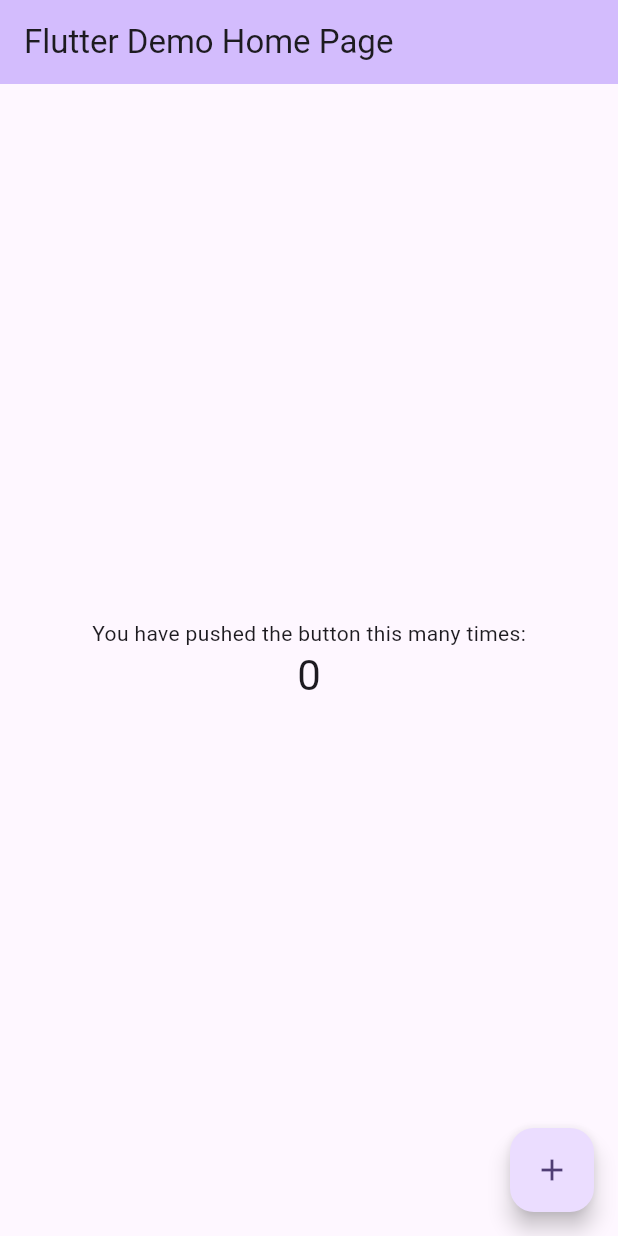
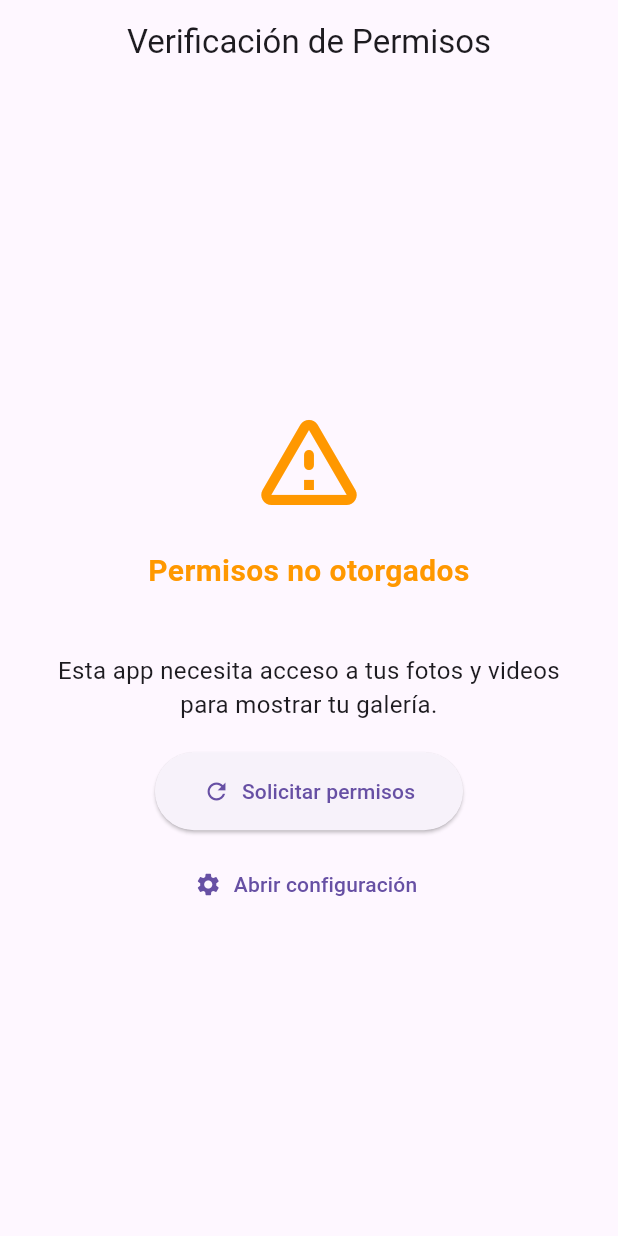
Before and after one commit to JaffaMAS/galeria_imagenes_videos, a Flutter app: the screen it shows after launch, on a phone screen of 412 x 824 dp. Run offline on Flutter 3.47's test engine with Material 3 defaults, Android fonts, the phone set to English and light mode, and no system bars; our stand-ins replace permission_handler; missing offline and left inert: photo_manager.

Commit message:
feat: Implementar manejo completo de permisos (Módulo 1 - Fase 2)
- Configurar permisos en AndroidManifest.xml para Android 13+ (Scoped Storage)
- Implementar PermissionService con requestPermissions() y handlePermissionDenied()
- Crear PermissionTestScreen con detección automática de permisos
- Agregar WidgetsBindingObserver para re-chequeo al volver de Configuración
- Resolver bucle infinito de verificación de permisos
- Implementar auto-cierre de diálogo al otorgar permisos
- Actualizar Kotlin a 2.1.0 en settings.gradle
- Usar PhotoManager.requestPermissionExtend() como método principal
- Agregar feedback visual (iconos, colores, SnackBar)
- Implementar flags de control (_isCheckingPermissions, _hasShownDialog, _isDialogOpen)

Dependencias:
- photo_manager: ^3.8.3
- permission_handler: ^12.0.1

Estado: Módulo 1 completo y funcional. Listo para Módulo 2 (Cargar y Listar Medios).

Nota: Ejecutar con --no-enable-impeller temporalmente debido a crash en Moto G31

```diff
--- a/lib/main.dart
+++ b/lib/main.dart
@@ -1,4 +1,7 @@
 import 'package:flutter/material.dart';
+import 'package:permission_handler/permission_handler.dart';
+import 'package:photo_manager/photo_manager.dart';
+import 'services/permission_service.dart';
 
 void main() {
   runApp(const MyApp());
@@ -7,119 +10,279 @@ void main() {
 class MyApp extends StatelessWidget {
   const MyApp({super.key});
 
-  // This widget is the root of your application.
   @override
   Widget build(BuildContext context) {
     return MaterialApp(
-      title: 'Flutter Demo',
+      title: 'Galería de Imágenes y Videos',
       theme: ThemeData(
-        // This is the theme of your application.
-        //
-        // TRY THIS: Try running your application with "flutter run". You'll see
-        // the application has a purple toolbar. Then, without quitting the app,
-        // try changing the seedColor in the colorScheme below to Colors.green
-        // and then invoke "hot reload" (save your changes or press the "hot
-        // reload" button in a Flutter-supported IDE, or press "r" if you used
-        // the command line to start the app).
-        //
-        // Notice that the counter didn't reset back to zero; the application
-        // state is not lost during the reload. To reset the state, use hot
-        // restart instead.
-        //
-        // This works for code too, not just values: Most code changes can be
-        // tested with just a hot reload.
-        colorScheme: ColorScheme.fromSeed(seedColor: Colors.deepPurple),
+        primarySwatch: Colors.blue,
         useMaterial3: true,
       ),
-      home: const MyHomePage(title: 'Flutter Demo Home Page'),
+      home: const PermissionTestScreen(),
+      debugShowCheckedModeBanner: false,
     );
   }
 }
 
-class MyHomePage extends StatefulWidget {
-  const MyHomePage({super.key, required this.title});
-
-  // This widget is the home page of your application. It is stateful, meaning
-  // that it has a State object (defined below) that contains fields that affect
-  // how it looks.
-
-  // This class is the configuration for the state. It holds the values (in this
-  // case the title) provided by the parent (in this case the App widget) and
-  // used by the build method of the State. Fields in a Widget subclass are
-  // always marked "final".
-
-  final String title;
+class PermissionTestScreen extends StatefulWidget {
+  const PermissionTestScreen({super.key});
 
   @override
-  State<MyHomePage> createState() => _MyHomePageState();
+  State<PermissionTestScreen> createState() => _PermissionTestScreenState();
 }
 
-class _MyHomePageState extends State<MyHomePage> {
-  int _counter = 0;
+class _PermissionTestScreenState extends State<PermissionTestScreen>
+    with WidgetsBindingObserver {
+  bool _permissionsGranted = false;
+  bool _isLoading = true;
+  bool _isCheckingPermissions = false;
+  bool _hasShownDialog = false;
+  bool _isDialogOpen = false; // ← NUEVO: Controla si el diálogo está abierto
+  String _statusMessage = 'Verificando permisos...';
 
-  void _incrementCounter() {
+  @override
+  void initState() {
+    super.initState();
+    WidgetsBinding.instance.addObserver(this);
+    _checkPermissions();
+  }
+
+  @override
+  void dispose() {
+    WidgetsBinding.instance.removeObserver(this);
+    super.dispose();
+  }
+
+  @override
+  void didChangeAppLifecycleState(AppLifecycleState state) {
+    if (state == AppLifecycleState.resumed) {
+      // Solo re-chequear si no estamos ya verificando y si habíamos mostrado el diálogo
+      if (!_isCheckingPermissions && _hasShownDialog) {
+        Future.delayed(const Duration(milliseconds: 500), () {
+          if (mounted) {
+            debugPrint('App resumed, rechecking permissions...');
+            _hasShownDialog = false;
+            _checkPermissions();
+          }
+        });
+      }
+    }
+  }
+
+  Future<void> _checkPermissions() async {
+    if (!mounted || _isCheckingPermissions) return;
+
     setState(() {
-      // This call to setState tells the Flutter framework that something has
-      // changed in this State, which causes it to rerun the build method below
-      // so that the display can reflect the updated values. If we changed
-      // _counter without calling setState(), then the build method would not be
-      // called again, and so nothing would appear to happen.
-      _counter++;
+      _isCheckingPermissions = true;
+      _isLoading = true;
+      _statusMessage = 'Verificando permisos...';
+    });
+
+    try {
+      final PermissionState ps = await PhotoManager.requestPermissionExtend();
+
+      debugPrint('PhotoManager permission state: ${ps.name}');
+
+      if (ps.isAuth || ps.hasAccess) {
+        // ← NUEVO: Si hay permisos y el diálogo está abierto, cerrarlo
+        if (_isDialogOpen && mounted) {
+          Navigator.of(context, rootNavigator: true).pop();
+          _isDialogOpen = false;
+        }
+
+        // Permisos otorgados
+        if (!mounted) return;
+        setState(() {
+          _permissionsGranted = true;
+          _isLoading = false;
+          _isCheckingPermissions = false;
+          _hasShownDialog = false;
+          _statusMessage = '¡Permisos otorgados correctamente!';
+        });
+
+        // Mostrar SnackBar de confirmación
+        ScaffoldMessenger.of(context).showSnackBar(
+          const SnackBar(
+            content: Text('✓ Permisos otorgados - Listo para cargar galería'),
+            backgroundColor: Colors.green,
+            duration: Duration(seconds: 2),
+          ),
+        );
+      } else {
+        // Permisos denegados o limitados
+        if (!mounted) return;
+        setState(() {
+          _permissionsGranted = false;
+          _isLoading = false;
+          _isCheckingPermissions = false;
+          _statusMessage = ps == PermissionState.denied
+              ? 'Permisos denegados permanentemente'
+              : 'Permisos no otorgados';
+        });
+
+        // Solo mostrar diálogo UNA VEZ si los permisos están permanentemente denegados
+        if (ps == PermissionState.denied &&
+            !_hasShownDialog &&
+            !_isDialogOpen) {
+          _hasShownDialog = true;
+          _showPermanentDenialDialog();
+        }
+      }
+    } catch (e) {
+      debugPrint('Error al verificar permisos: $e');
+      if (!mounted) return;
+
+      setState(() {
+        _permissionsGranted = false;
+        _isLoading = false;
+        _isCheckingPermissions = false;
+        _statusMessage = 'Error al verificar permisos';
+      });
+
+      ScaffoldMessenger.of(context).showSnackBar(
+        SnackBar(
+          content: Text('Error: $e'),
+          backgroundColor: Colors.red,
+        ),
+      );
+    }
+  }
+
+  void _showPermanentDenialDialog() {
+    _isDialogOpen = true; // ← NUEVO: Marcar que el diálogo está abierto
+
+    showDialog(
+      context: context,
+      barrierDismissible: false,
+      builder: (context) => AlertDialog(
+        title: const Text('Permisos requeridos'),
+        content: const Text(
+          'La app necesita acceso a fotos y videos para funcionar. '
+          'Por favor, habilita los permisos en Configuración.',
+        ),
+        actions: [
+          TextButton(
+            onPressed: () {
+              Navigator.pop(context);
+              _isDialogOpen = false; // ← NUEVO: Marcar que se cerró
+              setState(() => _hasShownDialog = false);
+            },
+            child: const Text('Cancelar'),
+          ),
+          ElevatedButton(
+            onPressed: () {
+              Navigator.pop(context);
+              _isDialogOpen =
+                  false; // ← NUEVO: Marcar que se cerró antes de ir a Settings
+              openAppSettings();
+              // Mantener _hasShownDialog = true para que al volver chequee permisos
+            },
+            child: const Text('Ir a Configuración'),
+          ),
+        ],
+      ),
+    ).then((_) {
+      // ← NUEVO: Por si el diálogo se cierra de otra forma
+      _isDialogOpen = false;
     });
   }
 
   @override
   Widget build(BuildContext context) {
-    // This method is rerun every time setState is called, for instance as done
-    // by the _incrementCounter method above.
-    //
-    // The Flutter framework has been optimized to make rerunning build methods
-    // fast, so that you can just rebuild anything that needs updating rather
-    // than having to individually change instances of widgets.
     return Scaffold(
       appBar: AppBar(
-        // TRY THIS: Try changing the color here to a specific color (to
-        // Colors.amber, perhaps?) and trigger a hot reload to see the AppBar
-        // change color while the other colors stay the same.
-        backgroundColor: Theme.of(context).colorScheme.inversePrimary,
-        // Here we take the value from the MyHomePage object that was created by
-        // the App.build method, and use it to set our appbar title.
-        title: Text(widget.title),
+        title: const Text('Verificación de Permisos'),
+        centerTitle: true,
       ),
-      body: Center(
-        // Center is a layout widget. It takes a single child and positions it
-        // in the middle of the parent.
+      body: _isLoading
+          ? const Center(
               child: Column(
-          // Column is also a layout widget. It takes a list of children and
-          // arranges them vertically. By default, it sizes itself to fit its
-          // children horizontally, and tries to be as tall as its parent.
-          //
-          // Column has various properties to control how it sizes itself and
-          // how it positions its children. Here we use mainAxisAlignment to
-          // center the children vertically; the main axis here is the vertical
-          // axis because Columns are vertical (the cross axis would be
-          // horizontal).
-          //
-          // TRY THIS: Invoke "debug painting" (choose the "Toggle Debug Paint"
-          // action in the IDE, or press "p" in the console), to see the
-          // wireframe for each widget.
                 mainAxisAlignment: MainAxisAlignment.center,
-          children: <Widget>[
+                children: [
+                  CircularProgressIndicator(),
+                  SizedBox(height: 20),
+                  Text('Verificando permisos...'),
+                ],
+              ),
+            )
+          : Center(
+              child: Padding(
+                padding: const EdgeInsets.all(24.0),
+                child: Column(
+                  mainAxisAlignment: MainAxisAlignment.center,
+                  children: [
+                    Icon(
+                      _permissionsGranted
+                          ? Icons.check_circle
+                          : Icons.warning_amber_rounded,
+                      size: 80,
+                      color: _permissionsGranted ? Colors.green : Colors.orange,
+                    ),
+                    const SizedBox(height: 20),
+                    Text(
+                      _statusMessage,
+                      style: TextStyle(
+                        fontSize: 20,
+                        fontWeight: FontWeight.bold,
+                        color:
+                            _permissionsGranted ? Colors.green : Colors.orange,
+                      ),
+                      textAlign: TextAlign.center,
+                    ),
+                    const SizedBox(height: 40),
+                    if (!_permissionsGranted) ...[
                       const Text(
-              'You have pushed the button this many times:',
+                        'Esta app necesita acceso a tus fotos y videos para mostrar tu galería.',
+                        textAlign: TextAlign.center,
+                        style: TextStyle(fontSize: 16),
                       ),
-            Text(
-              '$_counter',
-              style: Theme.of(context).textTheme.headlineMedium,
+                      const SizedBox(height: 20),
+                      ElevatedButton.icon(
+                        onPressed:
+                            _isCheckingPermissions ? null : _checkPermissions,
+                        icon: const Icon(Icons.refresh),
+                        label: const Text('Solicitar permisos'),
+                        style: ElevatedButton.styleFrom(
+                          padding: const EdgeInsets.symmetric(
+                            horizontal: 32,
+                            vertical: 16,
                           ),
+                        ),
+                      ),
+                      const SizedBox(height: 12),
+                      TextButton.icon(
+                        onPressed: () {
+                          _hasShownDialog = true;
+                          openAppSettings();
+                        },
+                        icon: const Icon(Icons.settings),
+                        label: const Text('Abrir configuración'),
+                      ),
+                    ] else ...[
+                      ElevatedButton.icon(
+                        onPressed: () {
+                          // Aquí irá la navegación a GalleryScreen
+                          ScaffoldMessenger.of(context).showSnackBar(
+                            const SnackBar(
+                              content: Text(
+                                  'Próximo paso: Cargar galería (Módulo 2)'),
+                            ),
+                          );
+                        },
+                        icon: const Icon(Icons.photo_library),
+                        label: const Text('Ir a Galería'),
+                        style: ElevatedButton.styleFrom(
+                          padding: const EdgeInsets.symmetric(
+                            horizontal: 32,
+                            vertical: 16,
+                          ),
+                        ),
+                      ),
+                    ],
                   ],
                 ),
               ),
-      floatingActionButton: FloatingActionButton(
-        onPressed: _incrementCounter,
-        tooltip: 'Increment',
-        child: const Icon(Icons.add),
-      ), // This trailing comma makes auto-formatting nicer for build methods.
+            ),
     );
   }
 }
```
Also changed, not shown: lib/services/permission_service.dart (added, +69 -0 lines), pubspec.yaml (+10 -0 lines), flutter_01.png (added), flutter_02.png (added), pubspec.lock, 5 other files. Lines whose indentation alone changed are shown as unchanged.
